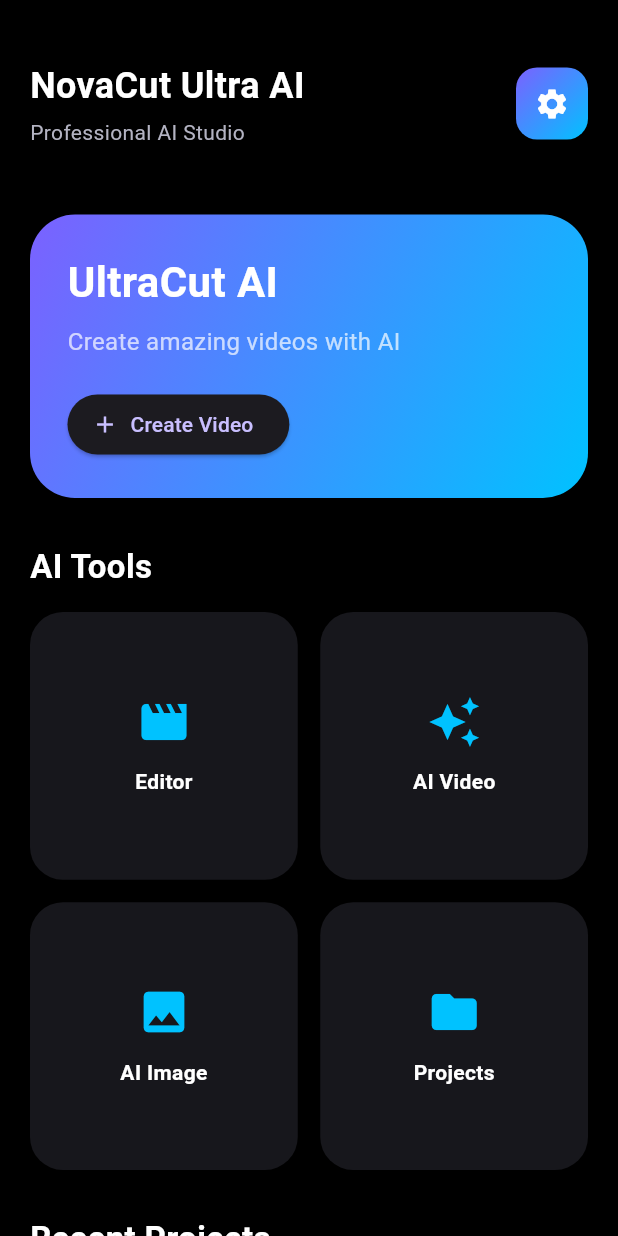
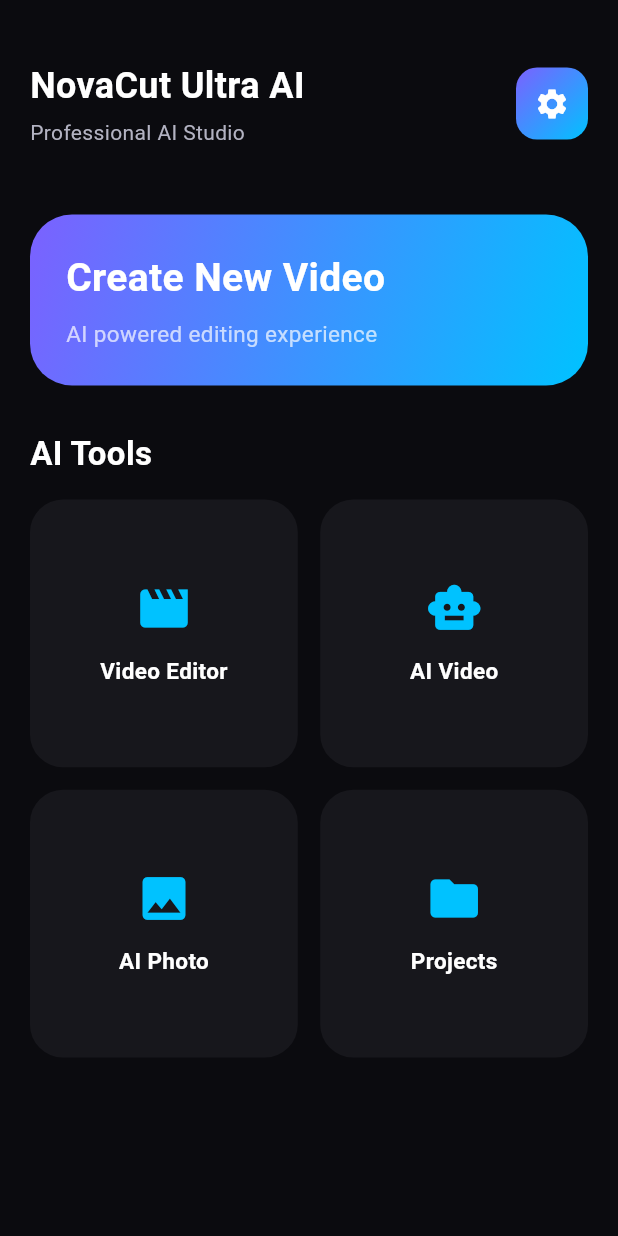
Before and after one commit to freefire-site/NovaCutUltraAI, a Flutter app: the screen it shows after launch, on a phone screen of 412 x 824 dp. Run offline on Flutter 3.47's test engine with Material 3 defaults, Android fonts, the light colour scheme and no system bars; our stand-ins replace file_picker, image_picker, video_player; missing offline and left inert: ffmpeg_kit_flutter_new, gal.

Commit message:
Improve editor and home screen UI

```diff
--- a/lib/screens/home/home_screen.dart
+++ b/lib/screens/home/home_screen.dart
@@ -4,9 +4,6 @@ import 'package:image_picker/image_picker.dart';
 import '../../widgets/app_header.dart';
 import '../../theme/app_colors.dart';
 import '../video_preview/video_preview_screen.dart';
-import '../editor/editor_screen.dart';
-import '../projects/projects_screen.dart';
-import '../tools/ai_tools_screen.dart';
 
 class HomeScreen extends StatelessWidget {
   const HomeScreen({super.key});
@@ -18,7 +15,9 @@ class HomeScreen extends StatelessWidget {
       source: ImageSource.gallery,
     );
 
-    if (video == null || !context.mounted) return;
+    if (video == null || !context.mounted) {
+      return;
+    }
 
     Navigator.push(
       context,
@@ -42,13 +41,14 @@ class HomeScreen extends StatelessWidget {
           Icon(
             icon,
             color: AppColors.secondary,
-            size: 36,
+            size: 38,
           ),
           const SizedBox(height: 12),
           Text(
             title,
             style: const TextStyle(
               color: Colors.white,
+              fontSize: 15,
               fontWeight: FontWeight.bold,
             ),
           ),
@@ -60,56 +60,46 @@ class HomeScreen extends StatelessWidget {
   @override
   Widget build(BuildContext context) {
     return Scaffold(
-      backgroundColor: Colors.black,
       body: SafeArea(
         child: SingleChildScrollView(
           padding: const EdgeInsets.all(20),
           child: Column(
             crossAxisAlignment: CrossAxisAlignment.start,
             children: [
-
               const AppHeader(),
 
               const SizedBox(height: 25),
 
-              Container(
+              GestureDetector(
+                onTap: () => pickVideo(context),
+                child: Container(
                   width: double.infinity,
-                padding: const EdgeInsets.all(25),
+                  padding: const EdgeInsets.all(24),
                   decoration: BoxDecoration(
                     gradient: AppColors.primaryGradient,
-                  borderRadius: BorderRadius.circular(30),
+                    borderRadius: BorderRadius.circular(28),
                   ),
-                child: Column(
+                  child: const Column(
                     crossAxisAlignment: CrossAxisAlignment.start,
                     children: [
-
-                    const Text(
-                      "UltraCut AI",
+                      Text(
+                        "Create New Video",
                         style: TextStyle(
                           color: Colors.white,
-                        fontSize: 28,
+                          fontSize: 26,
                           fontWeight: FontWeight.bold,
                         ),
                       ),
-
-                    const SizedBox(height: 8),
-
-                    const Text(
-                      "Create amazing videos with AI",
+                      SizedBox(height: 8),
+                      Text(
+                        "AI powered editing experience",
                         style: TextStyle(
                           color: Colors.white70,
-                        fontSize: 16,
+                          fontSize: 15,
                         ),
                       ),
-
-                    const SizedBox(height: 20),
-
-                    ElevatedButton.icon(
-                      onPressed: () => pickVideo(context),
-                      icon: const Icon(Icons.add),
-                      label: const Text("Create Video"),
+                    ],
                   ),
-                  ],
                 ),
               ),
 
@@ -133,81 +123,11 @@ class HomeScreen extends StatelessWidget {
                 mainAxisSpacing: 15,
                 crossAxisSpacing: 15,
                 children: [
-                  GestureDetector(
-                    onTap: () {
-                      Navigator.push(
-                        context,
-                        MaterialPageRoute(
-                          builder: (_) => const EditorScreen(),
-                        ),
-                      );
-                    },
-                    child: toolCard(Icons.movie, "Editor"),
-                  ),
-                  GestureDetector(
-                    onTap: () {
-                      Navigator.push(
-                        context,
-                        MaterialPageRoute(
-                          builder: (_) => const AiToolsScreen(),
-                        ),
-                      );
-                    },
-                    child: toolCard(Icons.auto_awesome, "AI Video"),
-                  ),
-                  GestureDetector(
-                    onTap: () {
-                      Navigator.push(
-                        context,
-                        MaterialPageRoute(
-                          builder: (_) => const AiToolsScreen(),
-                        ),
-                      );
-                    },
-                    child: toolCard(Icons.image, "AI Image"),
-                  ),
-                  GestureDetector(
-                    onTap: () {
-                      Navigator.push(
-                        context,
-                        MaterialPageRoute(
-                          builder: (_) => const ProjectsScreen(),
-                        ),
-                      );
-                    },
-                    child: toolCard(Icons.folder, "Projects"),
-                  ),
+                  toolCard(Icons.movie, "Video Editor"),
+                  toolCard(Icons.smart_toy, "AI Video"),
+                  toolCard(Icons.image, "AI Photo"),
+                  toolCard(Icons.folder, "Projects"),
                 ],
-              ),
-
-              const SizedBox(height: 30),
-
-              const Text(
-                "Recent Projects",
-                style: TextStyle(
-                  color: Colors.white,
-                  fontSize: 22,
-                  fontWeight: FontWeight.bold,
-                ),
-              ),
-
-              const SizedBox(height: 15),
-
-              Container(
-                height: 120,
-                width: double.infinity,
-                decoration: BoxDecoration(
-                  color: AppColors.surface,
-                  borderRadius: BorderRadius.circular(22),
-                ),
-                child: const Center(
-                  child: Text(
-                    "No projects yet",
-                    style: TextStyle(
-                      color: Colors.white54,
-                    ),
-                  ),
-                ),
               ),
             ],
           ),
```
Also changed, not shown: lib/screens/editor/editor_screen.dart (+17 -2 lines), pubspec.lock. Lines whose indentation alone changed are shown as unchanged.
